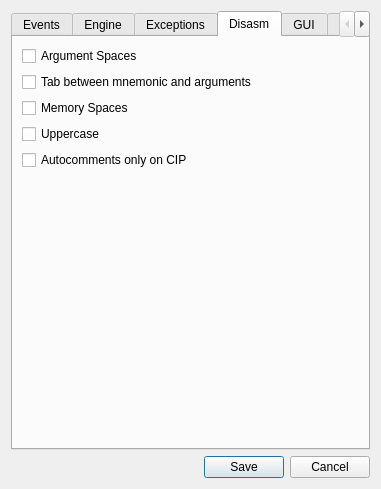
The window that src/gui/Src/Gui/SettingsDialog.ui (x64dbg/x64dbg) describes before a commit, drawn with Qt 5.
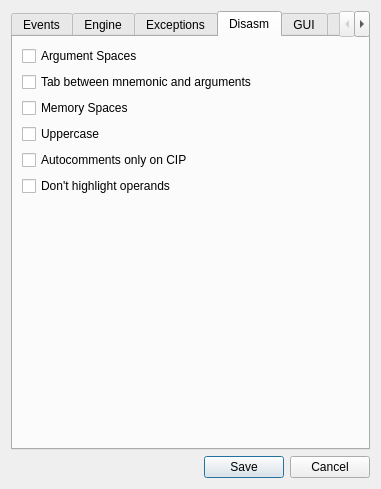
The same window after the commit. The open tabs and pages were chosen to show the change. Icons and pictures are not drawn.

Commit message: GUI: option to not highlight operands and continue with the mnemonic highlighting instead

Diff of the .ui file:
```diff
--- a/src/gui/Src/Gui/SettingsDialog.ui
+++ b/src/gui/Src/Gui/SettingsDialog.ui
@@ -489,6 +489,13 @@
          </property>
         </widget>
        </item>
+       <item>
+        <widget class="QCheckBox" name="chkNoHighlightOperands">
+         <property name="text">
+          <string>Don't highlight operands</string>
+         </property>
+        </widget>
+       </item>
        <item>
         <spacer name="verticalSpacer_2">
          <property name="orientation">
```
The commit also changes 5 other files.
